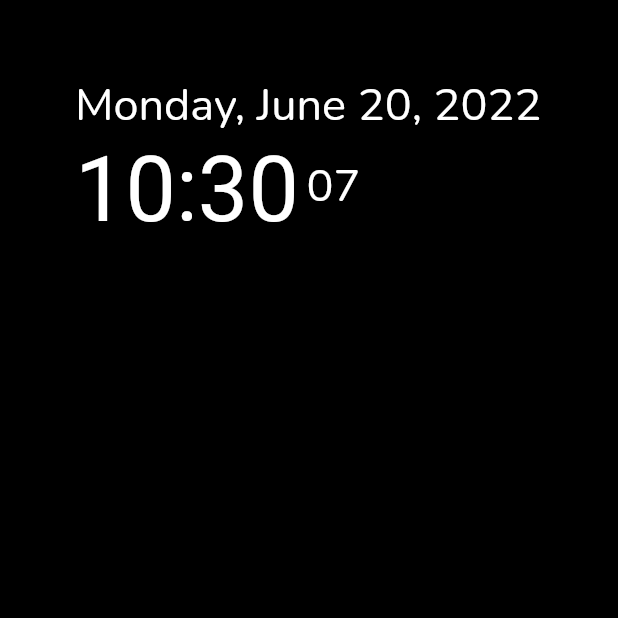
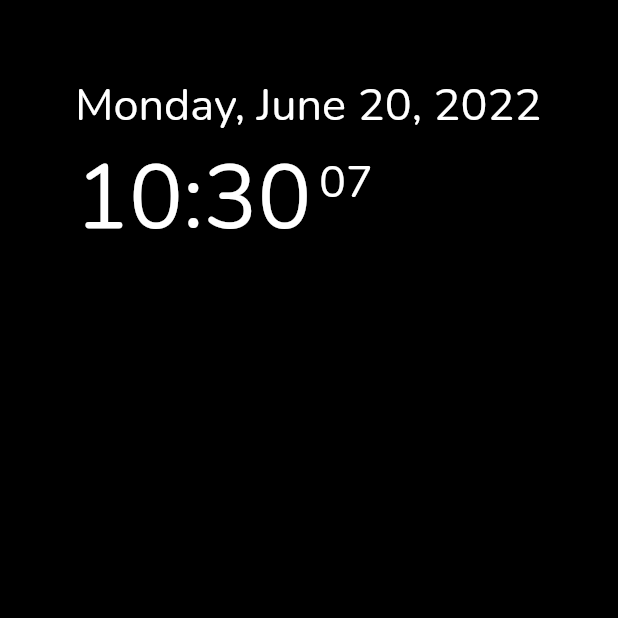
Before and after one commit to bojidartonchev/kribo, a Flutter app: the screen it shows after launch, on a phone screen of 412 x 824 dp, the top half of it. Run offline on Flutter 3.47's test engine with Material 2 defaults, Android fonts, the phone set to English and light mode, and no system bars; our stand-ins replace google_fonts, weather; missing offline and left inert: news_api_flutter_package; network calls fail.

Commit message:
Update time.dart

```diff
--- a/lib/views/components/time.dart
+++ b/lib/views/components/time.dart
@@ -46,18 +46,15 @@ class _TimeComponentState extends State<TimeComponent> {
         crossAxisAlignment: CrossAxisAlignment.start,
         children: [
           Text(formattedDate, style: const TextStyle(fontSize: 30)),
-          RichText(
-              text: TextSpan(
-                text: formattedTime,
-                style: const TextStyle(fontSize: 60),
-                children: <InlineSpan>[
-                WidgetSpan(
-                  alignment: PlaceholderAlignment.top,
-                  child: Container(
-                      padding: const EdgeInsets.symmetric(horizontal: 5, vertical: 13),
-                      child: Text(_now.second.toString().padLeft(2, '0'), style: const TextStyle(fontSize: 30)))),
-                ],
-              )),
+          Row(
+            crossAxisAlignment: CrossAxisAlignment.start,
+            children: [
+              Text(formattedTime, style: const TextStyle(fontSize: 60)),
+              Container(
+                  padding: const EdgeInsets.symmetric(horizontal: 5, vertical: 10),
+                  child: Text(_now.second.toString().padLeft(2, '0'), style: const TextStyle(fontSize: 30)))
+            ],
+          ),
         ]
       ),
     );
```
